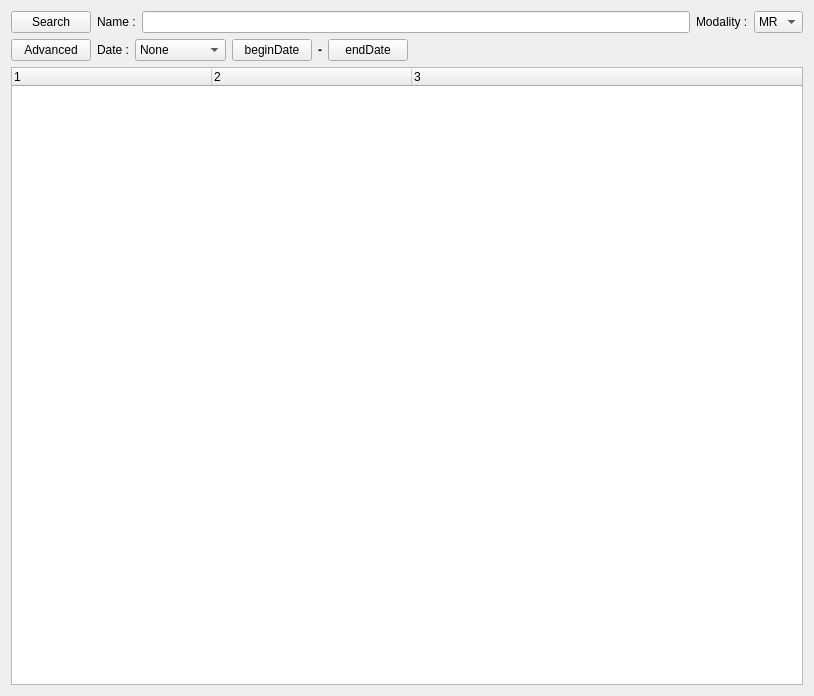
Above: Code/qtdcm.ui from qtdcm/qtdcm before the change. Below: the same form after it.
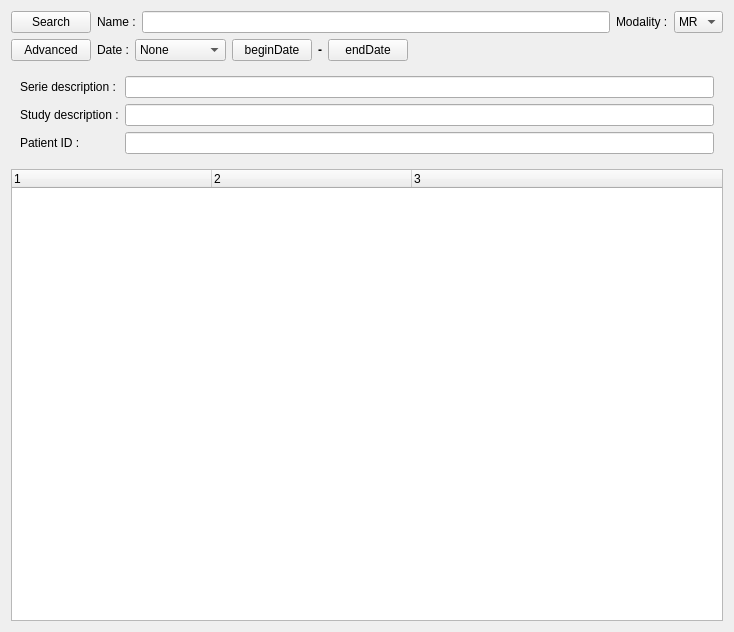
That is the form after the change.

Commit message: QtDCM : Dcm2nii path can be configured in the preference dialog. Add advanced widget for PACS query. PACS query result parsing is still remaining.

The edit to the form file:
```diff
--- a/Code/qtdcm.ui
+++ b/Code/qtdcm.ui
@@ -6,14 +6,14 @@
    <rect>
     <x>0</x>
     <y>0</y>
-    <width>814</width>
-    <height>696</height>
+    <width>734</width>
+    <height>632</height>
    </rect>
   </property>
   <property name="windowTitle">
    <string>Form</string>
   </property>
-  <layout class="QGridLayout" name="gridLayout">
+  <layout class="QGridLayout" name="gridLayout_2">
    <item row="0" column="0">
     <layout class="QHBoxLayout" name="horizontalLayout_6">
      <item>
@@ -188,6 +188,56 @@
     </layout>
    </item>
    <item row="2" column="0">
+    <widget class="QFrame" name="advancedFrame">
+     <property name="frameShape">
+      <enum>QFrame::NoFrame</enum>
+     </property>
+     <property name="frameShadow">
+      <enum>QFrame::Plain</enum>
+     </property>
+     <layout class="QGridLayout" name="gridLayout">
+      <item row="0" column="0">
+       <layout class="QVBoxLayout" name="verticalLayout_2">
+        <item>
+         <widget class="QLabel" name="label_4">
+          <property name="text">
+           <string>Serie description :</string>
+          </property>
+         </widget>
+        </item>
+        <item>
+         <widget class="QLabel" name="label_5">
+          <property name="text">
+           <string>Study description :</string>
+          </property>
+         </widget>
+        </item>
+        <item>
+         <widget class="QLabel" name="label_6">
+          <property name="text">
+           <string>Patient ID :</string>
+          </property>
+         </widget>
+        </item>
+       </layout>
+      </item>
+      <item row="0" column="1">
+       <layout class="QVBoxLayout" name="verticalLayout">
+        <item>
+         <widget class="QLineEdit" name="serieDescriptionEdit"/>
+        </item>
+        <item>
+         <widget class="QLineEdit" name="studyDescriptionEdit"/>
+        </item>
+        <item>
+         <widget class="QLineEdit" name="patientIdEdit"/>
+        </item>
+       </layout>
+      </item>
+     </layout>
+    </widget>
+   </item>
+   <item row="3" column="0">
     <widget class="QTreeWidget" name="treeWidget">
      <property name="sizePolicy">
       <sizepolicy hsizetype="Expanding" vsizetype="Expanding">
```
The commit also changes 12 other files.
